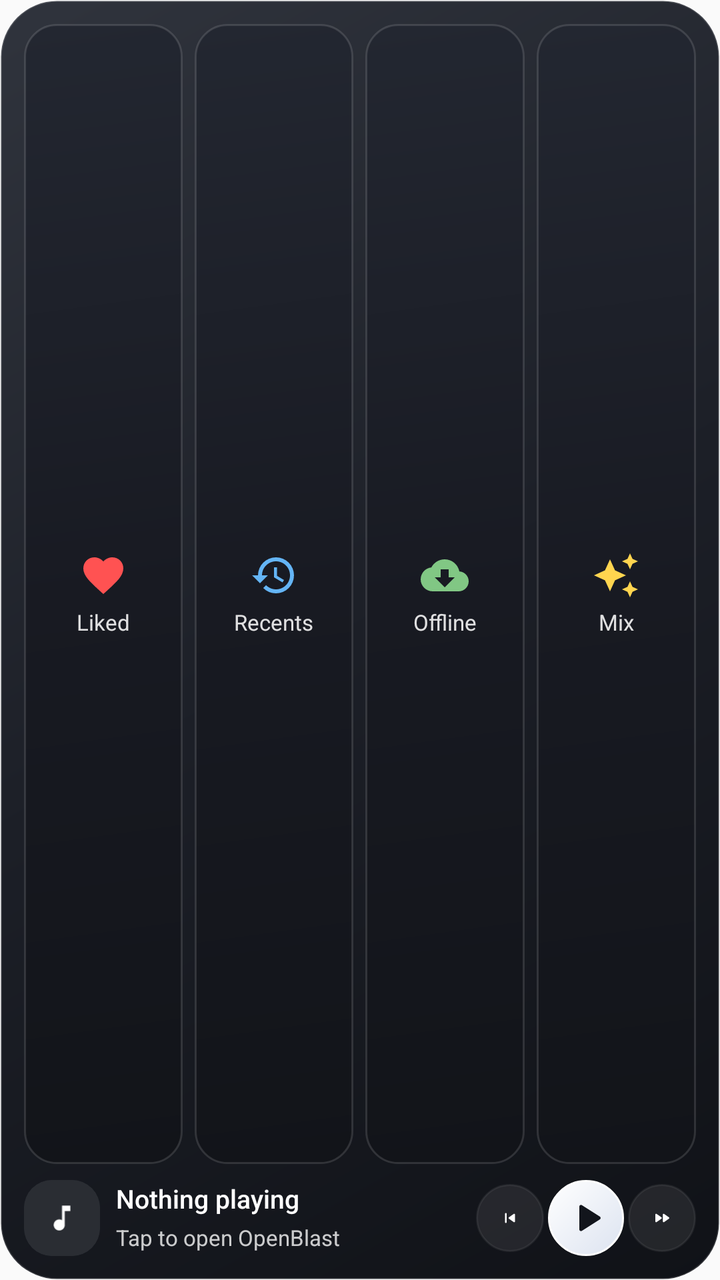
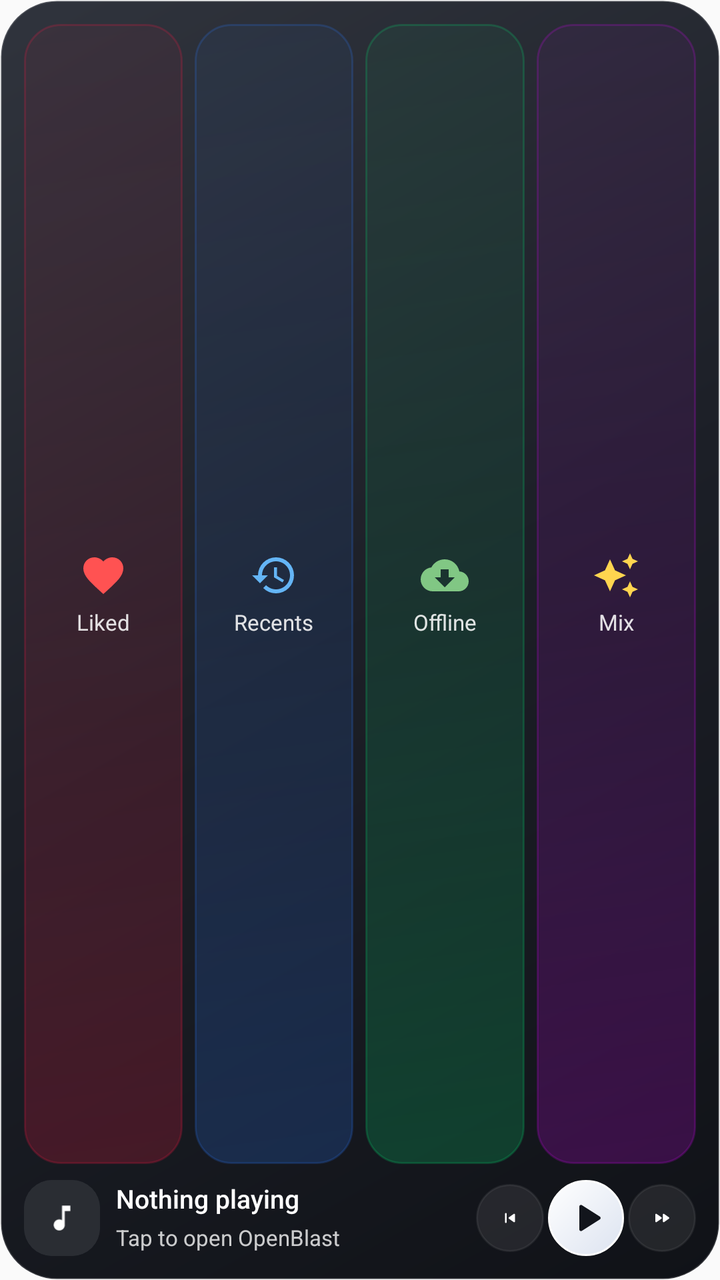

Compare the two renders of this Android layout. The source of the first and the diff that turns it into the second are given below.
<!-- AndroidManifest.xml: application theme Theme.OpenTune -->
<!-- res/layout/widget_speed_dial.xml -->
<?xml version="1.0" encoding="utf-8"?>
<LinearLayout xmlns:android="http://schemas.android.com/apk/res/android"
    xmlns:tools="http://schemas.android.com/tools"
    android:id="@+id/widget_root"
    android:layout_width="match_parent"
    android:layout_height="match_parent"
    android:background="@drawable/widget_background"
    android:orientation="vertical"
    android:padding="12dp">

    
    <LinearLayout
        android:layout_width="match_parent"
        android:layout_height="0dp"
        android:layout_weight="1"
        android:gravity="center"
        android:orientation="horizontal">

        
        <LinearLayout
            android:id="@+id/widget_slot_liked"
            android:layout_width="0dp"
            android:layout_height="match_parent"
            android:layout_marginEnd="6dp"
            android:layout_weight="1"
            android:background="@drawable/widget_tile_background"
            android:gravity="center"
            android:orientation="vertical"
            android:padding="6dp">

            <ImageView
                android:layout_width="24dp"
                android:layout_height="24dp"
                android:importantForAccessibility="no"
                android:src="@drawable/ic_widget_heart_filled"
                android:tint="#FFFF5252"
                tools:ignore="UseAppTint" />

            <TextView
                android:layout_width="wrap_content"
                android:layout_height="wrap_content"
                android:layout_marginTop="4dp"
                android:singleLine="true"
                android:text="Liked"
                android:textColor="#DDFFFFFF"
                android:textSize="11sp" />
        </LinearLayout>

        
        <LinearLayout
            android:id="@+id/widget_slot_history"
            android:layout_width="0dp"
            android:layout_height="match_parent"
            android:layout_marginEnd="6dp"
            android:layout_weight="1"
            android:background="@drawable/widget_tile_background"
            android:gravity="center"
            android:orientation="vertical"
            android:padding="6dp">

            <ImageView
                android:layout_width="24dp"
                android:layout_height="24dp"
                android:importantForAccessibility="no"
                android:src="@drawable/ic_widget_history"
                android:tint="#FF64B5F6"
                tools:ignore="UseAppTint" />

            <TextView
                android:layout_width="wrap_content"
                android:layout_height="wrap_content"
                android:layout_marginTop="4dp"
                android:singleLine="true"
                android:text="Recents"
                android:textColor="#DDFFFFFF"
                android:textSize="11sp" />
        </LinearLayout>

        
        <LinearLayout
            android:id="@+id/widget_slot_downloads"
            android:layout_width="0dp"
            android:layout_height="match_parent"
            android:layout_marginEnd="6dp"
            android:layout_weight="1"
            android:background="@drawable/widget_tile_background"
            android:gravity="center"
            android:orientation="vertical"
            android:padding="6dp">

            <ImageView
                android:layout_width="24dp"
                android:layout_height="24dp"
                android:importantForAccessibility="no"
                android:src="@drawable/ic_widget_download"
                android:tint="#FF81C784"
                tools:ignore="UseAppTint" />

            <TextView
                android:layout_width="wrap_content"
                android:layout_height="wrap_content"
                android:layout_marginTop="4dp"
                android:singleLine="true"
                android:text="Offline"
                android:textColor="#DDFFFFFF"
                android:textSize="11sp" />
        </LinearLayout>

        
        <LinearLayout
            android:id="@+id/widget_slot_supermix"
            android:layout_width="0dp"
            android:layout_height="match_parent"
            android:layout_weight="1"
            android:background="@drawable/widget_tile_background"
            android:gravity="center"
            android:orientation="vertical"
            android:padding="6dp">

            <ImageView
                android:layout_width="24dp"
                android:layout_height="24dp"
                android:importantForAccessibility="no"
                android:src="@drawable/ic_widget_sparkle"
                android:tint="#FFFFD54F"
                tools:ignore="UseAppTint" />

            <TextView
                android:layout_width="wrap_content"
                android:layout_height="wrap_content"
                android:layout_marginTop="4dp"
                android:singleLine="true"
                android:text="Mix"
                android:textColor="#DDFFFFFF"
                android:textSize="11sp" />
        </LinearLayout>
    </LinearLayout>

    
    <LinearLayout
        android:layout_width="match_parent"
        android:layout_height="wrap_content"
        android:layout_marginTop="8dp"
        android:gravity="center_vertical"
        android:orientation="horizontal">

        <ImageView
            android:id="@+id/widget_cover"
            android:layout_width="38dp"
            android:layout_height="38dp"
            android:background="@drawable/widget_artwork_background"
            android:clipToOutline="true"
            android:importantForAccessibility="no"
            android:scaleType="centerCrop"
            android:src="@drawable/ic_widget_cover" />

        <LinearLayout
            android:layout_width="0dp"
            android:layout_height="wrap_content"
            android:layout_marginStart="8dp"
            android:layout_marginEnd="6dp"
            android:layout_weight="1"
            android:orientation="vertical">

            <TextView
                android:id="@+id/widget_title"
                style="@style/WidgetTitle"
                android:ellipsize="marquee"
                android:singleLine="true"
                android:text="@string/widget_nothing_playing"
                android:textSize="13sp" />

            <TextView
                android:id="@+id/widget_artist"
                style="@style/WidgetArtist"
                android:ellipsize="end"
                android:singleLine="true"
                android:text="@string/widget_open"
                android:textSize="11sp" />
        </LinearLayout>

        <ImageButton
            android:id="@+id/widget_previous"
            style="@style/WidgetButton"
            android:layout_width="34dp"
            android:layout_height="34dp"
            android:contentDescription="@string/widget_previous"
            android:src="@drawable/ic_widget_previous" />

        <ImageButton
            android:id="@+id/widget_play"
            android:layout_width="38dp"
            android:layout_height="38dp"
            android:layout_marginStart="2dp"
            android:background="@drawable/widget_play_background"
            android:contentDescription="@string/widget_play"
            android:padding="9dp"
            android:scaleType="fitCenter"
            android:src="@drawable/ic_widget_play"
            android:tint="#FF12151C"
            tools:ignore="UseAppTint" />

        <ImageButton
            android:id="@+id/widget_next"
            style="@style/WidgetButton"
            android:layout_width="34dp"
            android:layout_height="34dp"
            android:layout_marginStart="2dp"
            android:contentDescription="@string/widget_next"
            android:src="@drawable/ic_widget_next" />
    </LinearLayout>
</LinearLayout>
<!-- resources referenced by this layout -->
<resources>
  <!-- drawable widget_artwork_background (drawable) -->
  <?xml version="1.0" encoding="utf-8"?>
  <shape xmlns:android="http://schemas.android.com/apk/res/android" android:shape="rectangle">
      <solid android:color="#FF292D36" />
      <corners android:radius="14dp" />
  </shape>
  <!-- drawable widget_tile_background (drawable) -->
  <?xml version="1.0" encoding="utf-8"?>
  <shape xmlns:android="http://schemas.android.com/apk/res/android" android:shape="rectangle">
      <gradient android:angle="315" android:startColor="#FF232731" android:centerColor="#FF181A22" android:endColor="#FF121419" />
      <corners android:radius="16dp" />
      <stroke android:width="1dp" android:color="#20FFFFFF" />
  </shape>
  <string name="widget_next">Next</string>
  <string name="widget_nothing_playing">Nothing playing</string>
  <string name="widget_open">Tap to open OpenBlast</string>
  <string name="widget_play">Play</string>
  <string name="widget_previous">Previous</string>
  <style name="WidgetArtist" parent="WidgetTitle">
          <item name="android:fontFamily">sans-serif</item>
          <item name="android:textColor">#C7FFFFFF</item>
          <item name="android:textSize">13sp</item>
          <item name="android:layout_marginTop">5dp</item>
      </style>
  <style name="WidgetButton">
          <item name="android:layout_width">48dp</item>
          <item name="android:layout_height">48dp</item>
          <item name="android:background">@drawable/widget_control_background</item>
          <item name="android:padding">12dp</item>
          <item name="android:scaleType">fitCenter</item>
      </style>
  <style name="Theme.OpenTune" parent="android:Theme.Material.Light.NoActionBar" />
  <!-- drawable ic_widget_music (drawable) -->
  <vector xmlns:android="http://schemas.android.com/apk/res/android"
      android:width="24dp" android:height="24dp" android:viewportWidth="24" android:viewportHeight="24">
      <path android:fillColor="#FFFFFFFF" android:pathData="M12,3v10.55c-0.59,-0.34 -1.27,-0.55 -2,-0.55c-2.21,0 -4,1.79 -4,4s1.79,4 4,4s4,-1.79 4,-4V7h4V3H12z" />
  </vector>
  <!-- drawable widget_control_background (drawable) -->
  <?xml version="1.0" encoding="utf-8"?>
  <ripple xmlns:android="http://schemas.android.com/apk/res/android" android:color="#33FFFFFF">
      <item><shape android:shape="oval"><solid android:color="#14FFFFFF" /><stroke android:width="1dp" android:color="#12FFFFFF" /></shape></item>
  </ripple>
  <!-- unchanged entries left out for length: 11 -->
</resources>

<!-- the commit's change to res/layout/widget_speed_dial.xml (unified diff, before → after) -->
@@ -23,7 +23,7 @@
             android:layout_height="match_parent"
             android:layout_marginEnd="6dp"
             android:layout_weight="1"
-            android:background="@drawable/widget_tile_background"
+            android:background="@drawable/widget_tile_liked"
             android:gravity="center"
             android:orientation="vertical"
             android:padding="6dp">
@@ -53,7 +53,7 @@
             android:layout_height="match_parent"
             android:layout_marginEnd="6dp"
             android:layout_weight="1"
-            android:background="@drawable/widget_tile_background"
+            android:background="@drawable/widget_tile_history"
             android:gravity="center"
             android:orientation="vertical"
             android:padding="6dp">
@@ -83,7 +83,7 @@
             android:layout_height="match_parent"
             android:layout_marginEnd="6dp"
             android:layout_weight="1"
-            android:background="@drawable/widget_tile_background"
+            android:background="@drawable/widget_tile_downloads"
             android:gravity="center"
             android:orientation="vertical"
             android:padding="6dp">
@@ -112,7 +112,7 @@
             android:layout_width="0dp"
             android:layout_height="match_parent"
             android:layout_weight="1"
-            android:background="@drawable/widget_tile_background"
+            android:background="@drawable/widget_tile_supermix"
             android:gravity="center"
             android:orientation="vertical"
             android:padding="6dp">
<!-- resource entries referenced after the edit -->
@@ -6,12 +6,33 @@
       <solid android:color="#FF292D36" />
       <corners android:radius="14dp" />
   </shape>
-  <!-- drawable widget_tile_background (drawable) -->
+  <!-- drawable widget_tile_downloads (drawable) -->
   <?xml version="1.0" encoding="utf-8"?>
   <shape xmlns:android="http://schemas.android.com/apk/res/android" android:shape="rectangle">
-      <gradient android:angle="315" android:startColor="#FF232731" android:centerColor="#FF181A22" android:endColor="#FF121419" />
-      <corners android:radius="16dp" />
-      <stroke android:width="1dp" android:color="#20FFFFFF" />
+      <gradient android:angle="135" android:startColor="#3300E676" android:centerColor="#1A00E676" android:endColor="#0D00E676" />
+      <corners android:radius="18dp" />
+      <stroke android:width="1dp" android:color="#3300E676" />
+  </shape>
+  <!-- drawable widget_tile_history (drawable) -->
+  <?xml version="1.0" encoding="utf-8"?>
+  <shape xmlns:android="http://schemas.android.com/apk/res/android" android:shape="rectangle">
+      <gradient android:angle="135" android:startColor="#332979FF" android:centerColor="#1A2979FF" android:endColor="#0D2979FF" />
+      <corners android:radius="18dp" />
+      <stroke android:width="1dp" android:color="#332979FF" />
+  </shape>
+  <!-- drawable widget_tile_liked (drawable) -->
+  <?xml version="1.0" encoding="utf-8"?>
+  <shape xmlns:android="http://schemas.android.com/apk/res/android" android:shape="rectangle">
+      <gradient android:angle="135" android:startColor="#33FF1744" android:centerColor="#1AFF1744" android:endColor="#0DFF1744" />
+      <corners android:radius="18dp" />
+      <stroke android:width="1dp" android:color="#33FF1744" />
+  </shape>
+  <!-- drawable widget_tile_supermix (drawable) -->
+  <?xml version="1.0" encoding="utf-8"?>
+  <shape xmlns:android="http://schemas.android.com/apk/res/android" android:shape="rectangle">
+      <gradient android:angle="135" android:startColor="#33D500F9" android:centerColor="#1AD500F9" android:endColor="#0DD500F9" />
+      <corners android:radius="18dp" />
+      <stroke android:width="1dp" android:color="#33D500F9" />
   </shape>
   <string name="widget_next">Next</string>
   <string name="widget_nothing_playing">Nothing playing</string>
